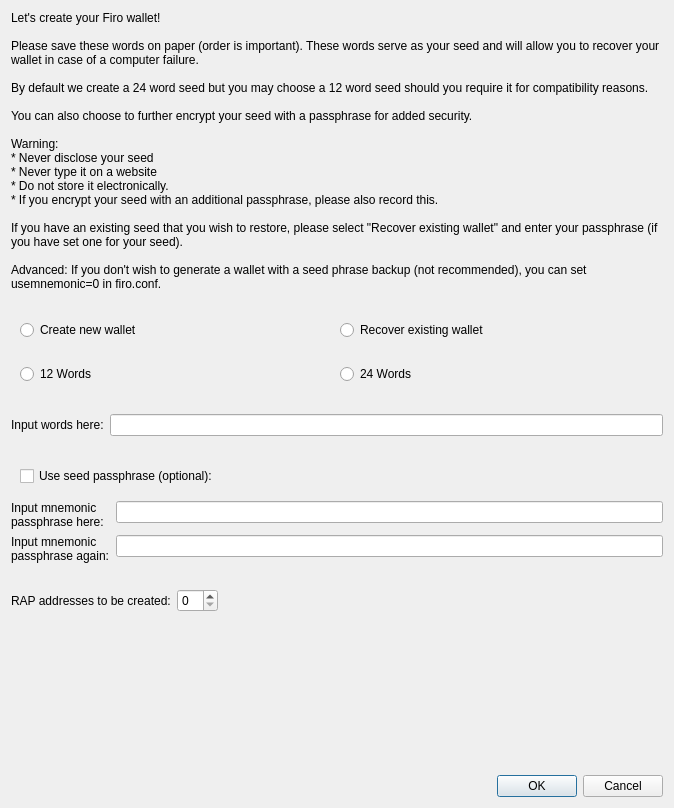
The window that src/qt/forms/recover.ui (firoorg/firo) describes before a commit, drawn with Qt 5.
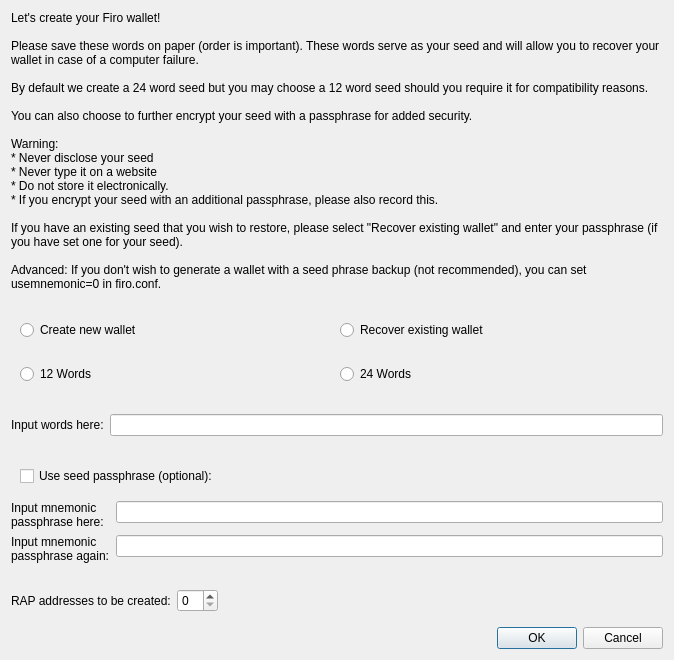
The same window after the commit.

Commit message: Reducing the recover dialog size

What changed in the file:
```diff
--- a/src/qt/forms/recover.ui
+++ b/src/qt/forms/recover.ui
@@ -13,7 +13,7 @@
     <x>0</x>
     <y>0</y>
     <width>674</width>
-    <height>808</height>
+    <height>660</height>
    </rect>
   </property>
   <property name="windowTitle">
```
Left out of the diff: 3 changed lines with no effect on the pictures.
